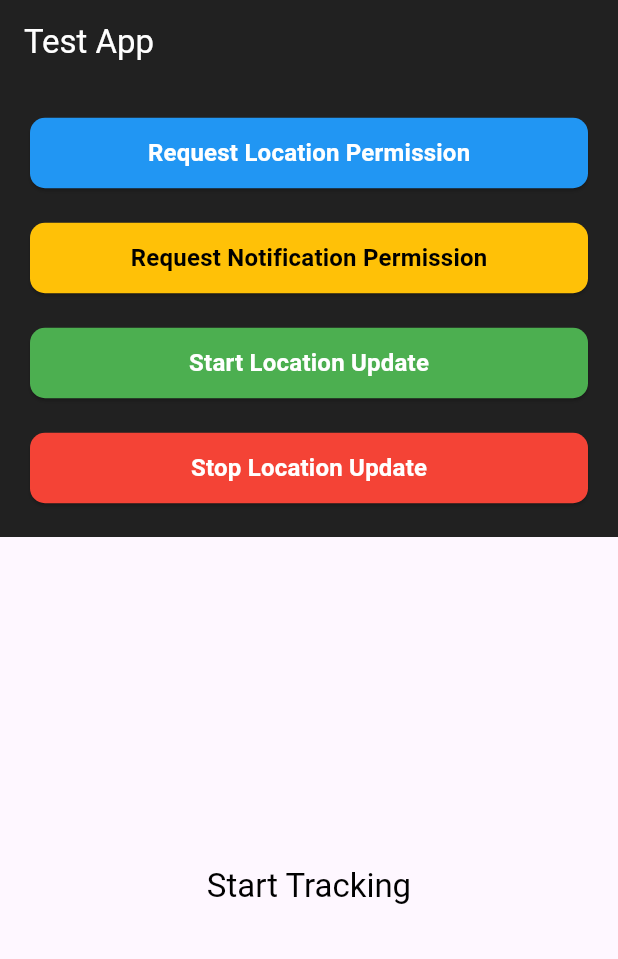
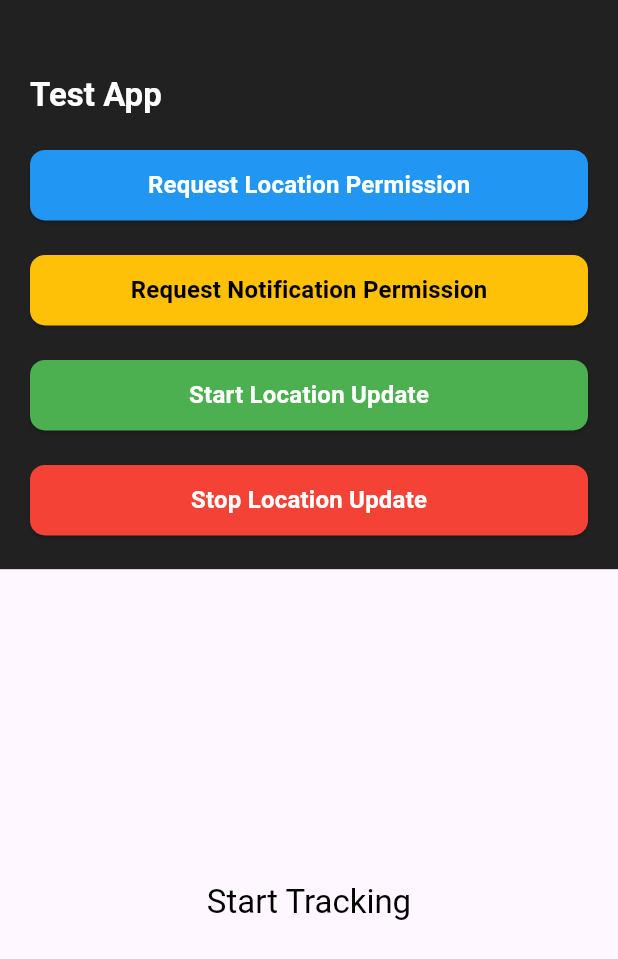
Before and after one commit to bijithpn/negup_test, a Flutter app: the screen it shows after launch, on a phone screen of 412 x 824 dp. Shown: the top 959 px of the screen. Run offline on Flutter 3.47's test engine with Material 3 defaults, Android fonts, the phone set to English and light mode, and no system bars; our stand-ins replace flutter_local_notifications, fluttertoast, geolocator, permission_handler, shared_preferences.

Commit message:
app bar removed and snackbar service class updated and  new apk file added

```diff
--- a/lib/core/services/app_notification_service.dart
+++ b/lib/core/services/app_notification_service.dart
@@ -10,18 +10,23 @@ class SnackbarService {
   factory SnackbarService() {
     return _instance;
   }
+  static late GlobalKey<ScaffoldMessengerState> _scaffoldMessengerKey;
+
+  static void initialize(
+      GlobalKey<ScaffoldMessengerState> scaffoldMessengerKey) {
+    _scaffoldMessengerKey = scaffoldMessengerKey;
+  }
 
   void showSnackBar(
     String message, {
-    required BuildContext context,
     Duration duration = const Duration(seconds: 2),
     SnackBarAction? snackBarAction,
     SnackBarBehavior behavior = SnackBarBehavior.floating,
   }) {
-    ScaffoldMessenger.maybeOf(context)?.showSnackBar(
+    _scaffoldMessengerKey.currentState?.showSnackBar(
       SnackBar(
         content: Text(message,
-            style: Theme.of(context)
+            style: Theme.of(_scaffoldMessengerKey.currentState!.context)
                 .textTheme
                 .bodyMedium!
                 .copyWith(color: AppColor.white)),
--- a/lib/main.dart
+++ b/lib/main.dart
@@ -16,9 +16,13 @@ Future<void> main() async {
 
 class MyApp extends StatelessWidget {
   const MyApp({super.key});
+  static final GlobalKey<ScaffoldMessengerState> scaffoldMessengerKey =
+      GlobalKey<ScaffoldMessengerState>();
   @override
   Widget build(BuildContext context) {
+    SnackbarService.initialize(scaffoldMessengerKey);
     return MaterialApp(
+      scaffoldMessengerKey: scaffoldMessengerKey,
       debugShowCheckedModeBanner: false,
       title: AppStrings.appName,
       theme: ThemeData(
--- a/lib/view/home/home.dart
+++ b/lib/view/home/home.dart
@@ -23,17 +23,7 @@ class _HomeViewState extends State<HomeView> {
   Widget build(BuildContext context) {
     var size = MediaQuery.of(context).size;
     bool isTablet = size.width >= 550;
-    return MaterialApp(
-      home: Scaffold(
-        appBar: AppBar(
-          elevation: 0,
-          title: Text(AppStrings.appbarTitle,
-              style: Theme.of(context)
-                  .textTheme
-                  .titleLarge!
-                  .copyWith(color: AppColor.white)),
-          backgroundColor: AppColor.darkGrey,
-        ),
+    return Scaffold(
       body: Consumer<HomeViewModel>(
         builder: (context, viewModel, child) {
           return Column(
@@ -57,7 +47,6 @@ class _HomeViewState extends State<HomeView> {
           );
         },
       ),
-      ),
     );
   }
 }
--- a/lib/view/home/widget/buttons_section.dart
+++ b/lib/view/home/widget/buttons_section.dart
@@ -19,10 +19,17 @@ class ButtonsSection extends StatelessWidget {
         return OrientationBuilder(
           builder: (context, orientation) {
             return Container(
+              padding:
+                  EdgeInsets.only(top: size.height * .06, left: 20, right: 20),
               color: AppColor.darkGrey,
-              child: GridView.count(
-                padding:
-                    const EdgeInsets.symmetric(horizontal: 20, vertical: 15),
+              child: Column(
+                crossAxisAlignment: CrossAxisAlignment.start,
+                children: [
+                  Text(AppStrings.appbarTitle,
+                      style: Theme.of(context).textTheme.titleLarge!.copyWith(
+                          fontWeight: FontWeight.bold, color: AppColor.white)),
+                  GridView.count(
+                    padding: const EdgeInsets.symmetric(vertical: 15),
                     physics: const NeverScrollableScrollPhysics(),
                     childAspectRatio: 6,
                     mainAxisSpacing: 8,
@@ -47,7 +54,6 @@ class ButtonsSection extends StatelessWidget {
                             } else {
                               snackBarService.showSnackBar(
                                 AppStrings.locationEnabledMessage,
-                            context: context,
                                 snackBarAction: SnackBarAction(
                                     label: AppStrings.settings,
                                     onPressed: () {
@@ -79,7 +85,6 @@ class ButtonsSection extends StatelessWidget {
                             if (context.mounted) {
                               snackBarService.showSnackBar(
                                 AppStrings.notificationPermissionDenied,
-                            context: context,
                                 snackBarAction: SnackBarAction(
                                     label: AppStrings.settings,
                                     onPressed: () {
@@ -107,6 +112,8 @@ class ButtonsSection extends StatelessWidget {
                       ),
                     ],
                   ),
+                ],
+              ),
             );
           },
         );
```
Lines whose indentation alone changed are shown as unchanged.
